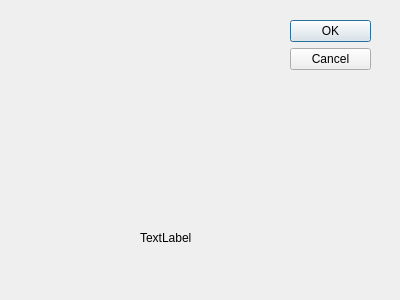
The window that ImageSlicer/ImageSlicer/Modules/AboutWnd/AboutWnd.ui (cnscj/ImageSlicer) describes before a commit, drawn with Qt 5.
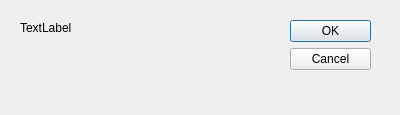
The same window after the commit.

Diff of the .ui file:
```diff
--- a/ImageSlicer/ImageSlicer/Modules/AboutWnd/AboutWnd.ui
+++ b/ImageSlicer/ImageSlicer/Modules/AboutWnd/AboutWnd.ui
@@ -7,9 +7,21 @@
     <x>0</x>
     <y>0</y>
     <width>400</width>
-    <height>300</height>
+    <height>115</height>
    </rect>
   </property>
+  <property name="minimumSize">
+   <size>
+    <width>400</width>
+    <height>115</height>
+   </size>
+  </property>
+  <property name="maximumSize">
+   <size>
+    <width>400</width>
+    <height>115</height>
+   </size>
+  </property>
   <property name="windowTitle">
    <string>Dialog</string>
   </property>
@@ -19,7 +31,7 @@
      <x>290</x>
      <y>20</y>
      <width>81</width>
-     <height>241</height>
+     <height>71</height>
     </rect>
    </property>
    <property name="orientation">
@@ -32,8 +44,8 @@
   <widget class="QLabel" name="label">
    <property name="geometry">
     <rect>
-     <x>140</x>
-     <y>230</y>
+     <x>20</x>
+     <y>20</y>
      <width>60</width>
      <height>16</height>
     </rect>
```
